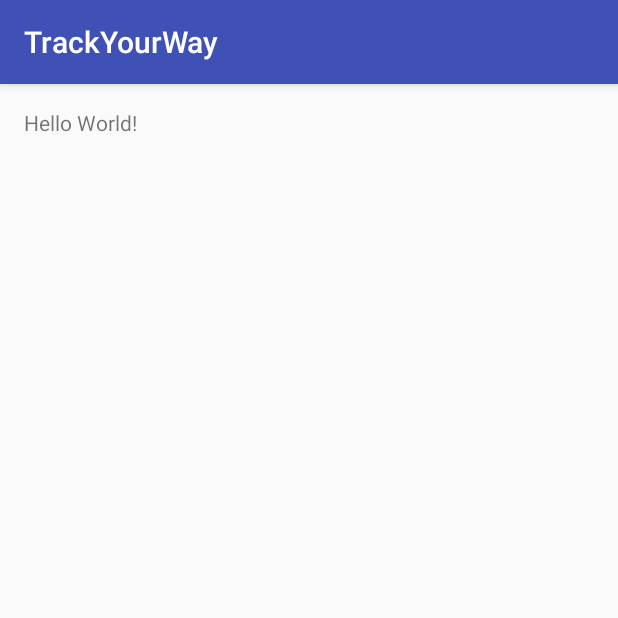
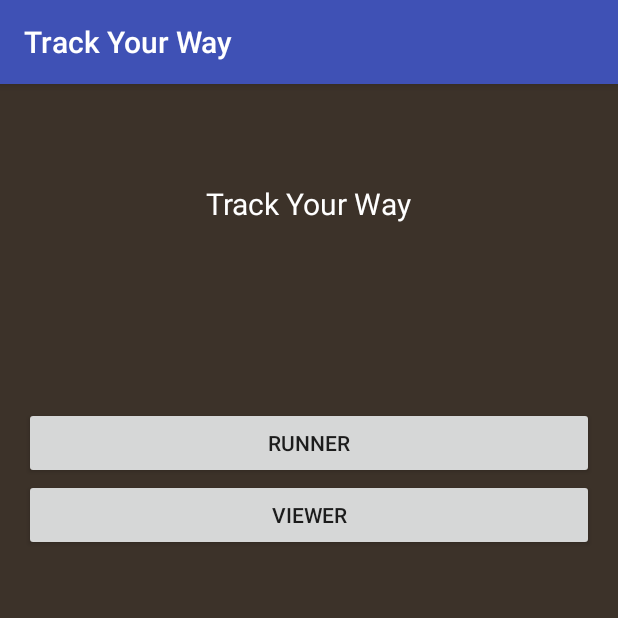
Before and after one commit to cortito/Projet-TrackYourWay, an Android app: the screen it shows after launch (MainActivity), on a phone screen of 412 x 824 dp, the top half of it. Run offline under Robolectric (Android 15) with nearby library versions, the light colour scheme and no system bars.

Commit message:
Add activities

```diff
--- a/android/app/src/main/AndroidManifest.xml
+++ b/android/app/src/main/AndroidManifest.xml
@@ -15,6 +15,8 @@
                 <category android:name="android.intent.category.LAUNCHER" />
             </intent-filter>
         </activity>
+        <activity android:name=".RunnerActivity" />
+        <activity android:name=".ViewerActivity"></activity>
     </application>
 
 </manifest>
--- a/android/app/src/main/java/fr/trackyourway/MainActivity.java
+++ b/android/app/src/main/java/fr/trackyourway/MainActivity.java
@@ -1,7 +1,10 @@
 package fr.trackyourway;
 
+import android.content.Intent;
+import android.os.Bundle;
 import android.support.v7.app.AppCompatActivity;
-import android.os.Bundle;
+import android.view.View;
+import android.widget.Button;
 
 public class MainActivity extends AppCompatActivity {
 
@@ -9,5 +12,29 @@ public class MainActivity extends AppCompatActivity {
     protected void onCreate(Bundle savedInstanceState) {
         super.onCreate(savedInstanceState);
         setContentView(R.layout.activity_main);
+        /**
+         * Runner
+         */
+        Button buttonRunner = (Button) findViewById(R.id.runner);
+        buttonRunner.setOnClickListener(new View.OnClickListener() {
+            @Override
+            public void onClick(View v) {
+                Intent intent = new Intent(MainActivity.this, RunnerActivity.class);
+                startActivity(intent);
+            }
+        });
+
+        /**
+         * Viewer
+         */
+        Button buttonViewer = (Button) findViewById(R.id.viewer);
+        buttonViewer.setOnClickListener(new View.OnClickListener() {
+            @Override
+            public void onClick(View v) {
+                Intent intent = new Intent(MainActivity.this, ViewerActivity.class);
+                startActivity(intent);
+            }
+        });
+
     }
 }
--- a/android/app/src/main/res/layout/activity_main.xml
+++ b/android/app/src/main/res/layout/activity_main.xml
@@ -4,14 +4,40 @@
     android:id="@+id/activity_main"
     android:layout_width="match_parent"
     android:layout_height="match_parent"
+    android:background="#3c3229"
     android:paddingBottom="@dimen/activity_vertical_margin"
     android:paddingLeft="@dimen/activity_horizontal_margin"
     android:paddingRight="@dimen/activity_horizontal_margin"
     android:paddingTop="@dimen/activity_vertical_margin"
     tools:context="fr.trackyourway.MainActivity">
 
+
     <TextView
+        android:id="@+id/header"
         android:layout_width="wrap_content"
         android:layout_height="wrap_content"
-        android:text="Hello World!" />
+        android:layout_alignParentTop="true"
+        android:layout_centerHorizontal="true"
+        android:layout_marginTop="50dp"
+        android:text="@string/title"
+        android:textColor="#ffffff"
+        android:textSize="20dp" />
+
+    <Button
+        android:id="@+id/runner"
+        android:layout_width="match_parent"
+        android:layout_height="wrap_content"
+        android:layout_alignParentStart="true"
+        android:layout_below="@+id/header"
+        android:layout_marginTop="122dp"
+        android:text="@string/userBtn" />
+
+    <Button
+        android:id="@+id/viewer"
+        android:layout_width="match_parent"
+        android:layout_height="wrap_content"
+        android:layout_below="@id/runner"
+        android:text="@string/viewerBtn" />
+
+
 </RelativeLayout>
--- a/android/app/src/main/res/values/strings.xml
+++ b/android/app/src/main/res/values/strings.xml
@@ -1,3 +1,7 @@
 <resources>
-    <string name="app_name">TrackYourWay</string>
+    <string name="app_name">Track Your Way</string>
+    <string name="title">Track Your Way</string>
+    <string name="userBtn">Runner</string>
+    <string name="viewerBtn">Viewer</string>
+
 </resources>
```
Also changed, not shown: android/app/src/main/java/fr/trackyourway/RunnerActivity.java (added, +13 -0 lines), android/app/src/main/java/fr/trackyourway/ViewerActivity.java (added, +13 -0 lines), android/app/src/main/res/layout/activity_runner.xml (added, +13 -0 lines), android/app/src/main/res/layout/activity_viewer.xml (added, +13 -0 lines), 4 other files.
